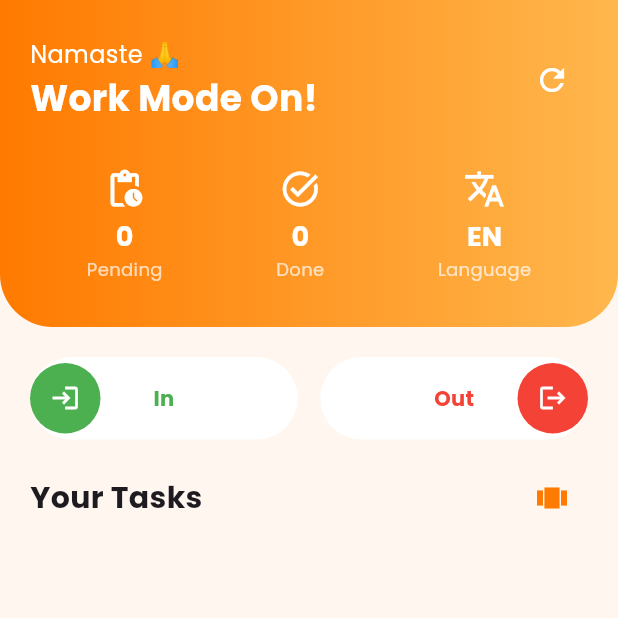
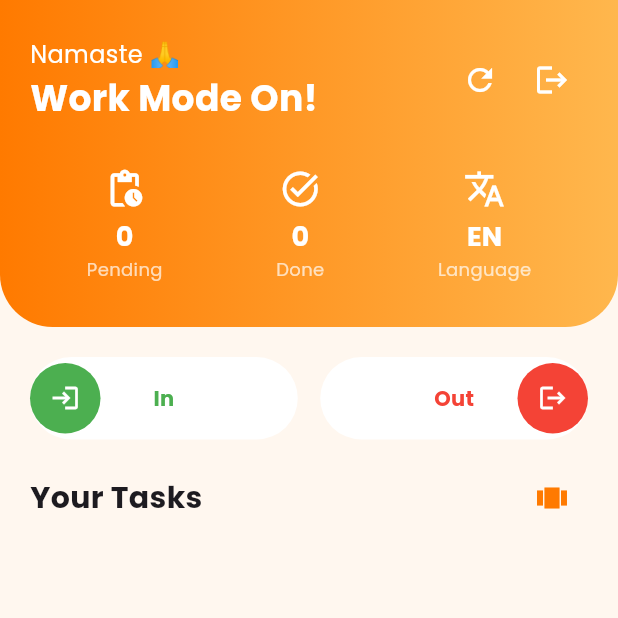
Before and after one commit to mis-premjees-in/vtap, a Flutter app: the DashboardView screen opened by its route, after a tap on the "refresh" icon, on a phone screen of 412 x 824 dp, the top half of it. Run offline on Flutter 3.47's test engine with Material 3 defaults, Android fonts, the phone set to English and light mode, and no system bars; our stand-ins replace dio, flutter_animate, flutter_image_compress, geolocator, get, google_fonts and 2 more; accounts and stored records are empty.

Commit message:
access updates for admin and logout button implemented.

```diff
--- a/lib/core/services/storage_service.dart
+++ b/lib/core/services/storage_service.dart
@@ -55,9 +55,8 @@ class StorageService {
 
   // ================= LOGOUT =================
 
-  static Future<void> logout() async {
+  static Future<void> clearAll() async {
     final prefs = await SharedPreferences.getInstance();
-
     await prefs.clear();
   }
 }
--- a/lib/modules/dashboard/views/dashboard_view.dart
+++ b/lib/modules/dashboard/views/dashboard_view.dart
@@ -5,6 +5,7 @@ import '../../../core/theme/app_colors.dart';
 import '../../../widgets/task_card.dart';
 import '../../../widgets/task_carousel_card.dart';
 import '../controllers/dashboard_controller.dart';
+import '../../../core/services/storage_service.dart';
 
 class DashboardView extends StatelessWidget {
   const DashboardView({super.key});
@@ -50,9 +51,33 @@ class DashboardView extends StatelessWidget {
                                   fontWeight: FontWeight.bold)),
                         ],
                       ),
-                      IconButton(
-                        onPressed: () => controller.fetchTasks(),
-                        icon: const Icon(Icons.refresh, color: Colors.white),
+                      Row(
+                        children: [
+                          IconButton(
+                            onPressed: () => controller.fetchTasks(),
+                            icon: const Icon(
+                              Icons.refresh,
+                              color: Colors.white,
+                            ),
+                          ),
+                          IconButton(
+                            onPressed: () async {
+                              await StorageService.clearAll();
+
+                              Get.offAllNamed('/login');
+
+                              Get.snackbar(
+                                "Logout",
+                                "Logged out successfully",
+                                snackPosition: SnackPosition.BOTTOM,
+                              );
+                            },
+                            icon: const Icon(
+                              Icons.logout,
+                              color: Colors.white,
+                            ),
+                          ),
+                        ],
                       ),
                     ],
                   ),
```
Also changed, not shown: lib/core/services/api_service.dart (+62 -15 lines), 1 other file.
